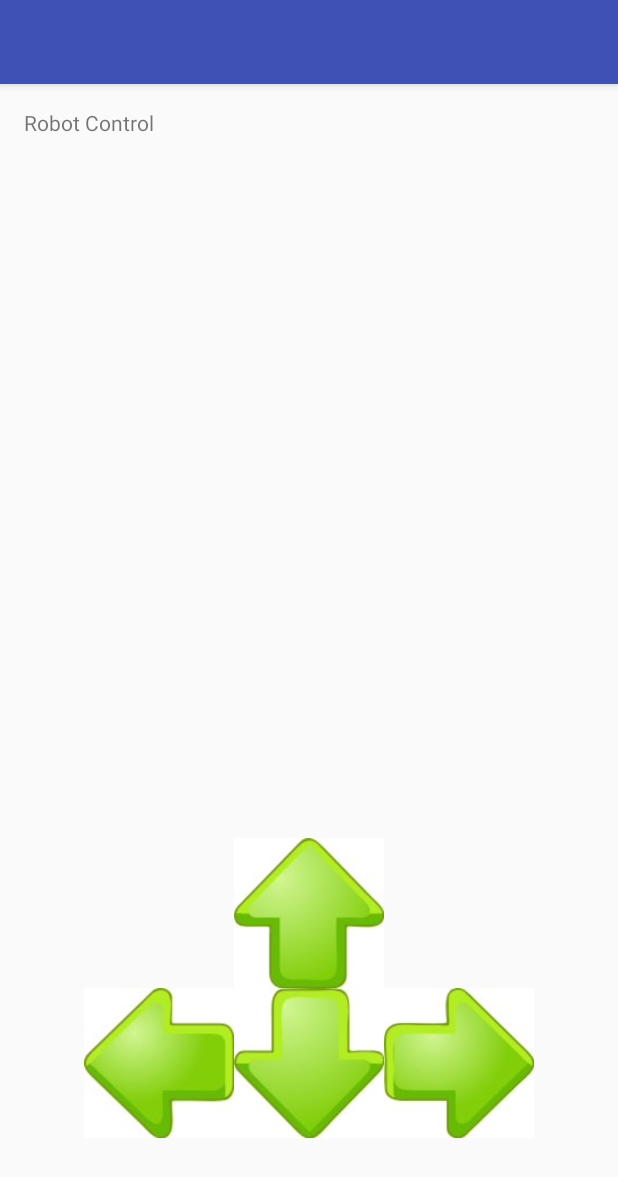
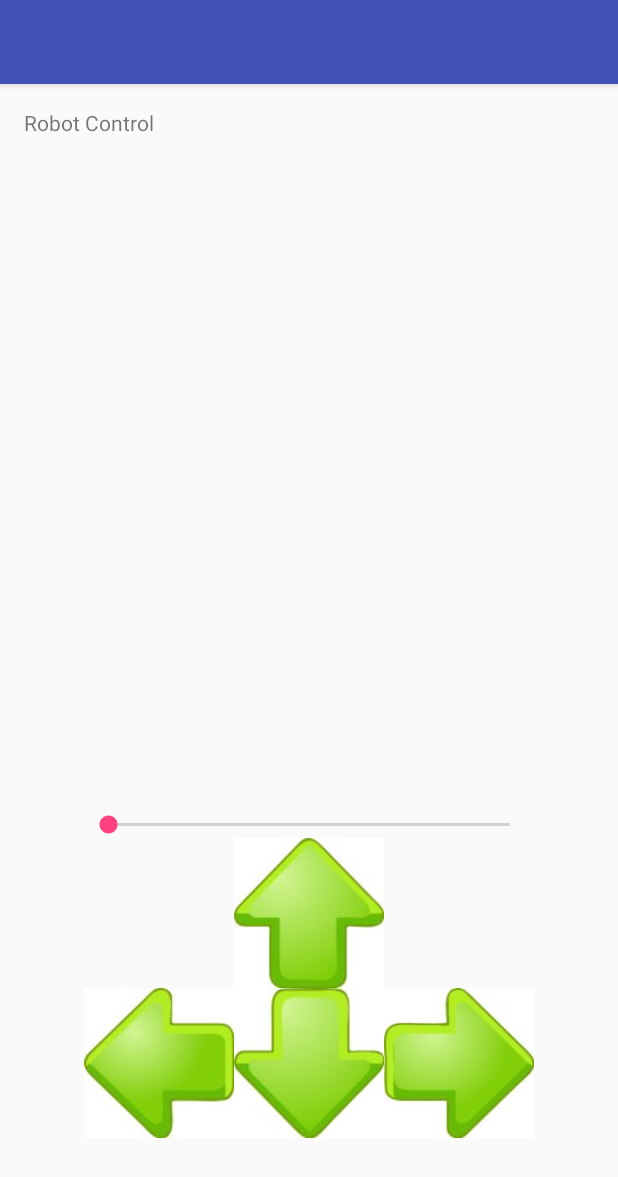
Before and after one commit to jpantiuchina/robot, an Android app: the screen it shows after launch (MainActivity), after a tap on an icon or button, on a phone screen of 412 x 824 dp. Shown: the top 1177 px of the screen. Run offline under Robolectric (Android 15) with nearby library versions, the phone set to English and light mode, and no system bars; 1 statement that could not run was skipped.

Commit message:
robot control buttons implemented

```diff
--- a/app/src/main/java/com/mycompany/myapplication/MainActivity.java
+++ b/app/src/main/java/com/mycompany/myapplication/MainActivity.java
@@ -1,6 +1,5 @@
 package com.mycompany.myapplication;
 
-import android.annotation.SuppressLint;
 import android.bluetooth.BluetoothAdapter;
 import android.bluetooth.BluetoothDevice;
 import android.bluetooth.BluetoothSocket;
@@ -8,33 +7,33 @@ import android.content.BroadcastReceiver;
 import android.content.Context;
 import android.content.Intent;
 import android.content.IntentFilter;
-import android.media.Ringtone;
-import android.media.RingtoneManager;
-import android.net.Uri;
 import android.os.Bundle;
 import android.support.v7.app.AppCompatActivity;
 import android.util.Log;
-import android.view.Menu;
-import android.view.MenuItem;
 import android.view.View;
+import android.widget.SeekBar;
 
 import com.mycompany.myapplication.robot.Robot;
-import com.mycompany.myapplication.robot.SensorData;
 
 import java.io.IOException;
 import java.util.UUID;
 
 
-public class MainActivity extends AppCompatActivity
+public class MainActivity extends AppCompatActivity implements SeekBar.OnSeekBarChangeListener
 {
     public static final String TAG = "MainActivity";
     private static final int REQUEST_ENABLE_BT = 546;
 //    private static final String MY_DEVICE_NAME = "new-lenovo";
     private static final String MY_DEVICE_NAME = "HC-06";
 
+    //http://stackoverflow.com/questions/23963815/sending-data-from-android-to-arduino-with-hc-06-bluetooth-module
+    // Well known SPP UUID
+    private static final UUID MY_UUID = UUID.fromString("00001101-0000-1000-8000-00805F9B34FB");
+
     BluetoothAdapter bluetoothAdapter;
     BluetoothDevice device;
     BluetoothSocket socket;
+    SeekBar sbSpeed;
 
     Robot robot;
 
@@ -47,6 +46,8 @@ public class MainActivity extends AppCompatActivity
         super.onCreate(savedInstanceState);
         setContentView(R.layout.activity_main);
 
+        sbSpeed = (SeekBar) findViewById(R.id.sbSpeed);
+        sbSpeed.setOnSeekBarChangeListener(this);
 
         bluetoothAdapter = BluetoothAdapter.getDefaultAdapter();
 
@@ -122,7 +123,10 @@ public class MainActivity extends AppCompatActivity
 
         Log.i(TAG, "Connecting to this device");
 
-        UUID uuid = device.getUuids()[0].getUuid();
+        //UUID uuid = device.getUuids()[0].getUuid();
+        //solution from stackoverflow
+        UUID uuid = MY_UUID;
+
         Log.i(TAG, "Connecting to UUID " + uuid);
 
         socket = device.createRfcommSocketToServiceRecord(uuid);
@@ -144,26 +148,118 @@ public class MainActivity extends AppCompatActivity
 
         robot = new Robot(socket.getInputStream(), socket.getOutputStream());
 
-        while (true)
-        {
-            SensorData sensorData = robot.scan(127, 127); //-120 go slowly
-            Log.i(TAG, sensorData.toString());
-            Thread.sleep(1000);
-        }
+//        while (true)
+//        {
+//            SensorData sensorData = robot.scan(-120, -120); //-120 go slowly
+//            Log.i(TAG, sensorData.toString());
+//            if (sensorData.isDangerOnLeft())
+//            {
+//                robot.scan(128 + 10,128 - 10);
+//            }
+//            else if (sensorData.isDangerOnRight())
+//            {
+//                robot.scan(128 - 10,128 + 10);
+//            }
+//            Thread.sleep(200);
+//        }
 
 
     }
 
 
+    private static final int FORWARD_SPEED = 10;
+    private static final int TURN_SPEED = 50;
+
+    private enum Direction { FORWARD, BACKWARD, LEFT, RIGHT, STOP };
+
+    private Direction currentDirection = Direction.STOP;
+
+
+    private int getForwardSpeed()
+    {
+        return 127 - sbSpeed.getProgress(); //101
+//        return FORWARD_SPEED;
+    }
+
 
     public void turnLeft(View view)
     {
-        Uri notification = RingtoneManager.getDefaultUri(RingtoneManager.TYPE_NOTIFICATION);
-        Ringtone r = RingtoneManager.getRingtone(getApplicationContext(), notification);
-        r.play();
+        Log.i(TAG, "left");
+        if (currentDirection == Direction.RIGHT)
+        {
+            stop(view);
+        }
+        else
+        {
+            //robot.scanWithoutExceptions(-TURN_SPEED, TURN_SPEED);
+            robot.scanWithoutExceptions(-getForwardSpeed(), getForwardSpeed());
+            currentDirection = Direction.LEFT;
+        }
     }
 
 
+    public void turnRight(View view)
+    {
+        Log.i(TAG, "right");
+        if (currentDirection == Direction.LEFT)
+        {
+            stop(view);
+        }
+        else
+        {
+            //robot.scanWithoutExceptions(TURN_SPEED, -TURN_SPEED);
+            robot.scanWithoutExceptions(getForwardSpeed(), -getForwardSpeed());
+            currentDirection = Direction.RIGHT;
+        }
+    }
+
+    public void goForward(View view)
+    {
+        Log.i(TAG, "forward");
+        if (currentDirection == Direction.BACKWARD)
+        {
+            stop(view);
+        }
+        else
+        {
+            robot.scanWithoutExceptions(getForwardSpeed(), getForwardSpeed());
+            currentDirection = Direction.FORWARD;
+        }
+    }
+
+    public void goBackward(View view)
+    {
+        Log.i(TAG, "backward");
+        if (currentDirection == Direction.FORWARD)
+        {
+            stop(view);
+        }
+        else
+        {
+            robot.scanWithoutExceptions(-getForwardSpeed(), -getForwardSpeed());
+            currentDirection = Direction.BACKWARD;
+        }
+    }
+
+
+    public void stop(View view)
+    {
+        Log.i(TAG, "stop");
+        robot.scanWithoutExceptions(0x80, 0x80); //0x80
+        currentDirection = Direction.STOP;
+    }
+
+
+    // From SeekBar
+    @Override
+    public void onProgressChanged(SeekBar seekBar, int progress, boolean fromUser)
+    {
+
+    }
+
+    // From SeekBar, ignore
+    @Override public void onStartTrackingTouch(SeekBar seekBar) { }
+    @Override public void onStopTrackingTouch(SeekBar seekBar) { }
 
 
 
--- a/app/src/main/res/layout/content_main.xml
+++ b/app/src/main/res/layout/content_main.xml
@@ -30,7 +30,7 @@
     <ImageButton
         android:id="@+id/button2"
         android:background="@drawable/right"
-        android:onClick="turnLeft"
+        android:onClick="turnRight"
         android:layout_width="100dip"
         android:layout_height="100dip"
         android:layout_below="@+id/button3"
@@ -40,7 +40,7 @@
     <ImageButton
         android:id="@+id/button3"
         android:background="@drawable/up"
-        android:onClick="turnLeft"
+        android:onClick="goForward"
         android:layout_width="100dip"
         android:layout_height="100dip"
 
@@ -51,12 +51,23 @@
     <ImageButton
         android:id="@+id/button4"
         android:background="@drawable/down"
-        android:onClick="turnLeft"
+        android:onClick="goBackward"
         android:layout_width="100dip"
         android:layout_height="100dip"
         android:layout_alignParentBottom="true"
         android:layout_centerHorizontal="true"
         android:layout_marginBottom="49dp" />
 
+    <SeekBar
+        android:layout_width="wrap_content"
+        android:layout_height="wrap_content"
+        android:id="@+id/sbSpeed"
+        android:layout_alignLeft="@+id/button"
+        android:layout_alignStart="@+id/button"
+        android:layout_above="@+id/button3"
+        android:layout_alignRight="@+id/button2"
+        android:layout_alignEnd="@+id/button2"
+        android:max="100"/>
+
 
 </RelativeLayout>
```
Also changed, not shown: app/src/main/java/com/mycompany/myapplication/robot/Robot.java (+17 -0 lines), app/src/main/java/com/mycompany/myapplication/robot/SensorData.java (+32 -0 lines).
